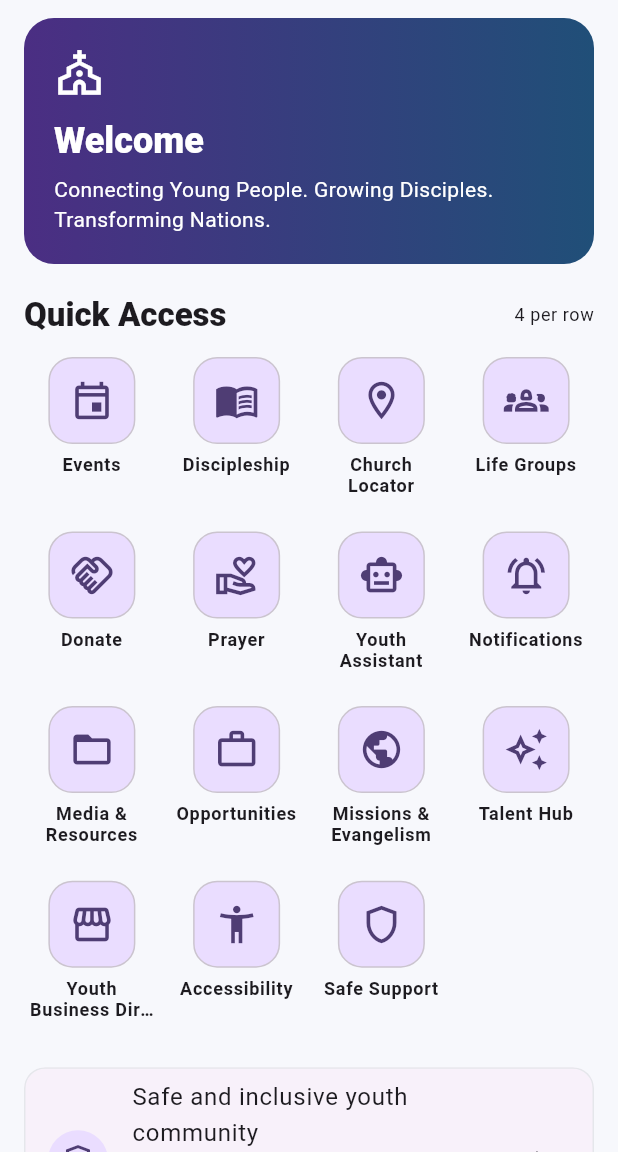
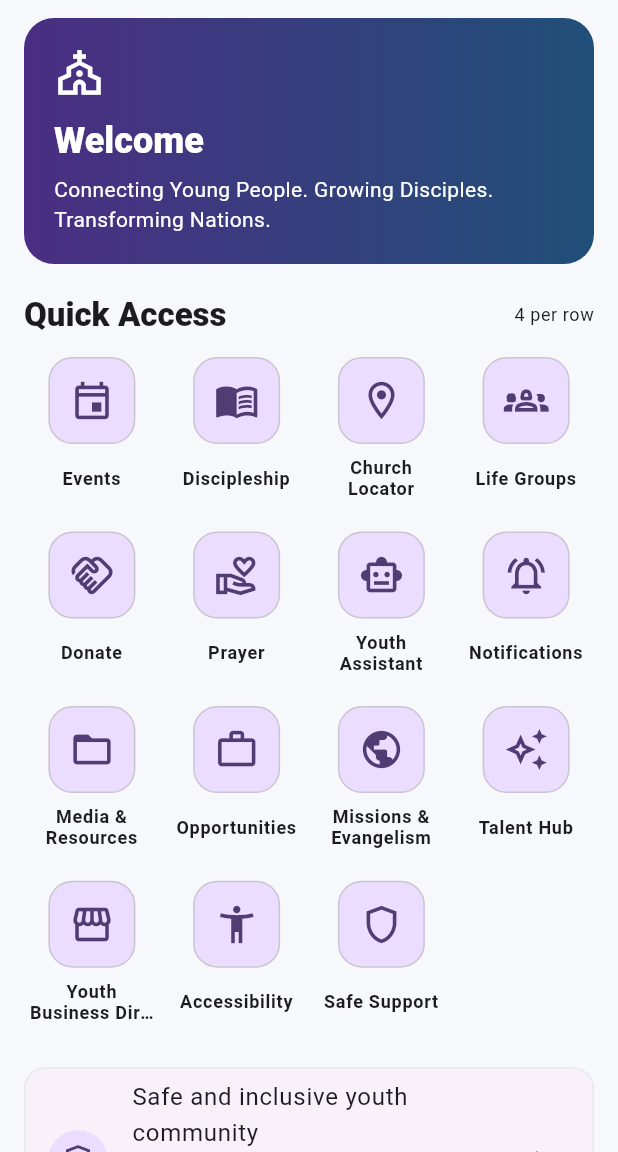
Before and after one commit to Engwaksken/cou-youth-flutter, a Flutter app: the HomeScreen screen opened directly, on a phone screen of 412 x 824 dp, the part 84-1236 px from its top. Run offline on Flutter 3.47's test engine with Material 3 defaults, Android fonts, the phone set to English and light mode, and no system bars; our stand-ins replace firebase_core, firebase_messaging, flutter_secure_storage; accounts and stored records are empty; network calls fail.

Commit message:
Make shortcut grid overflow safe across screen sizes

```diff
--- a/lib/widgets/youth_app_icon.dart
+++ b/lib/widgets/youth_app_icon.dart
@@ -17,6 +17,10 @@ class YouthAppIcon extends StatelessWidget {
   @override
   Widget build(BuildContext context) {
     final scheme = Theme.of(context).colorScheme;
+    final textScale = MediaQuery.textScalerOf(context).scale(1);
+    final compactIcon = textScale > 1.35;
+    final iconExtent = compactIcon ? 50.0 : 58.0;
+    final iconSize = compactIcon ? 27.0 : 30.0;
 
     return Semantics(
       button: true,
@@ -27,21 +31,26 @@ class YouthAppIcon extends StatelessWidget {
         child: Padding(
           padding: const EdgeInsets.symmetric(horizontal: 4, vertical: 6),
           child: Column(
-            mainAxisSize: MainAxisSize.min,
             children: [
               Container(
-                width: 58,
-                height: 58,
+                width: iconExtent,
+                height: iconExtent,
                 alignment: Alignment.center,
                 decoration: BoxDecoration(
                   borderRadius: BorderRadius.circular(16),
                   color: scheme.primaryContainer,
                   border: Border.all(color: scheme.outlineVariant),
                 ),
-                child: Icon(icon, size: 30, color: scheme.onPrimaryContainer),
+                child: Icon(
+                  icon,
+                  size: iconSize,
+                  color: scheme.onPrimaryContainer,
                 ),
-              const SizedBox(height: 7),
-              Text(
+              ),
+              const SizedBox(height: 6),
+              Expanded(
+                child: Center(
+                  child: Text(
                     label,
                     maxLines: 2,
                     overflow: TextOverflow.ellipsis,
@@ -49,6 +58,8 @@ class YouthAppIcon extends StatelessWidget {
                     style: Theme.of(context).textTheme.labelMedium?.copyWith(
                           fontWeight: FontWeight.w700,
                           height: 1.15,
+                        ),
+                  ),
                 ),
               ),
             ],
@@ -69,3 +80,21 @@ int youthShortcutColumnCount(BuildContext context) {
 
   return 4;
 }
+
+double youthShortcutTileHeight(BuildContext context) {
+  final textScale = MediaQuery.textScalerOf(context).scale(1);
+  return (98 + ((textScale - 1).clamp(0, 2) * 38)).clamp(98, 174).toDouble();
+}
+
+SliverGridDelegateWithFixedCrossAxisCount youthShortcutGridDelegate(
+  BuildContext context, {
+  double mainAxisSpacing = 6,
+  double crossAxisSpacing = 6,
+}) {
+  return SliverGridDelegateWithFixedCrossAxisCount(
+    crossAxisCount: youthShortcutColumnCount(context),
+    mainAxisSpacing: mainAxisSpacing,
+    crossAxisSpacing: crossAxisSpacing,
+    mainAxisExtent: youthShortcutTileHeight(context),
+  );
+}
```
Lines whose indentation alone changed are shown as unchanged.
